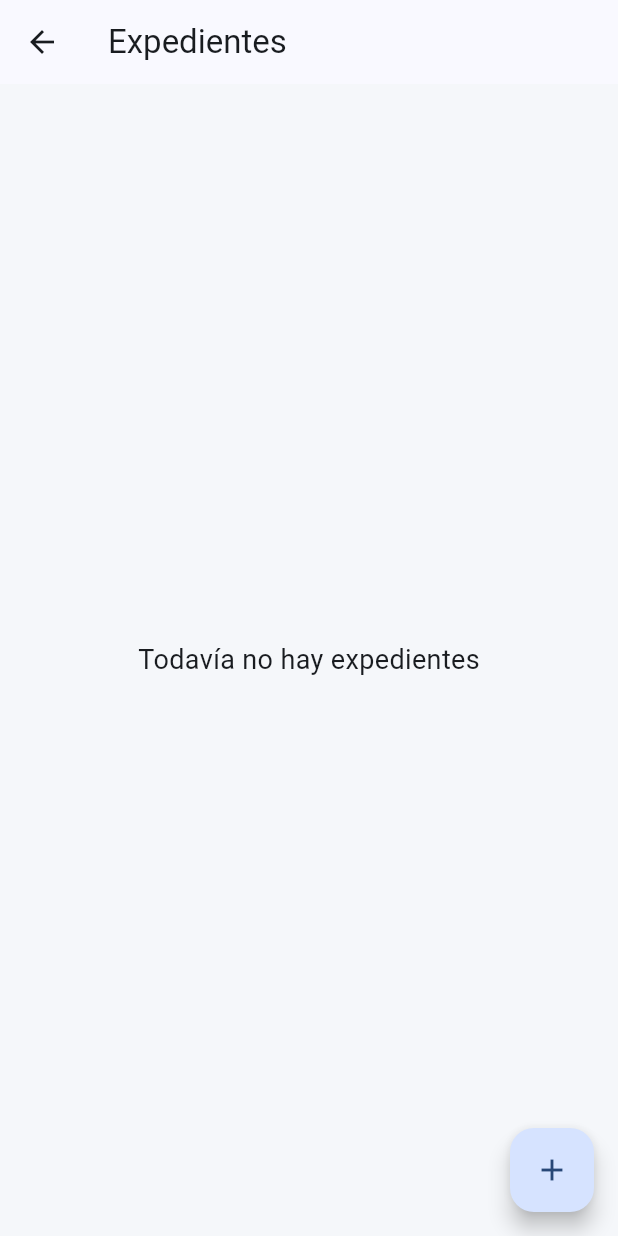
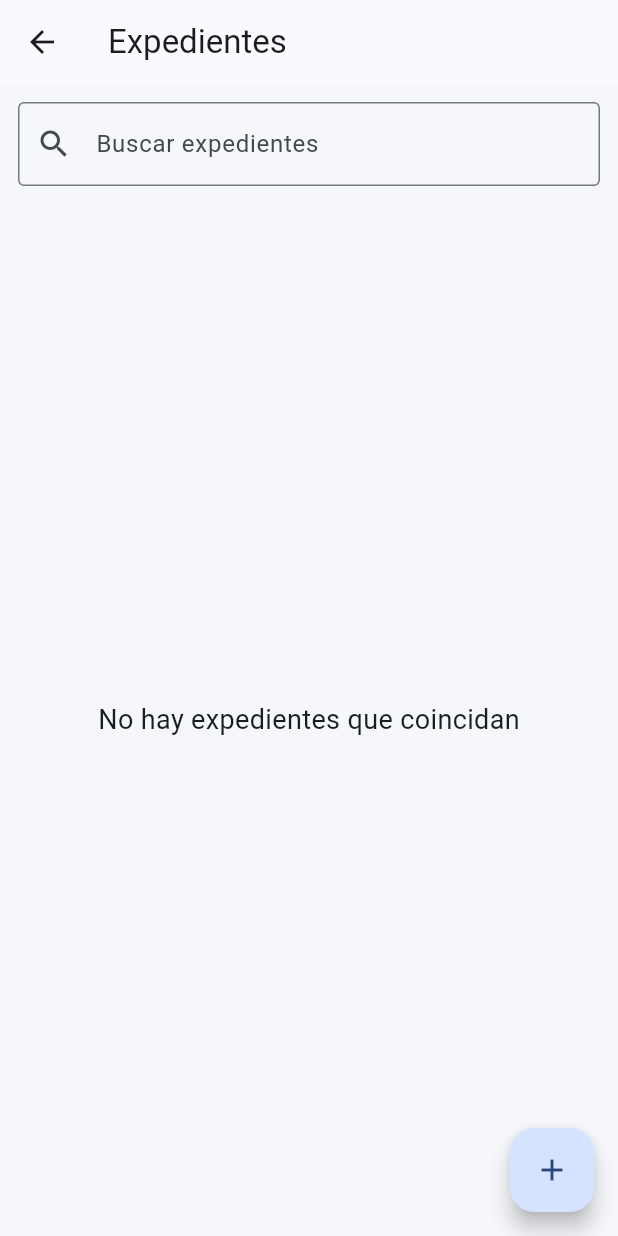
Before and after one commit to constructovar24-rgb/obraia_v2, a Flutter app: the ExpedientesScreen screen opened directly, on a phone screen of 412 x 824 dp. Run offline on Flutter 3.47's test engine with Material 3 defaults, Android fonts, the phone set to English and light mode, and no system bars; our stand-ins replace drift, flutter_riverpod; accounts and stored records are empty; generated files the repository leaves out were written again.

Commit message:
Sprint 4: buscador de expedientes estable y corrección de pérdida de foco

```diff
--- a/lib/features/expedientes/presentation/screens/expedientes_screen.dart
+++ b/lib/features/expedientes/presentation/screens/expedientes_screen.dart
@@ -2,18 +2,38 @@ import 'package:flutter/material.dart';
 import 'package:flutter_riverpod/flutter_riverpod.dart';
 
 import '../../../../database/database_provider.dart';
+import '../../domain/expediente.dart' as expediente_domain;
 import '../../data/expediente_repository.dart';
 import 'expediente_detail_screen.dart';
 import 'nuevo_expediente_screen.dart';
 
-class ExpedientesScreen extends ConsumerWidget {
+class ExpedientesScreen extends ConsumerStatefulWidget {
   const ExpedientesScreen({super.key});
 
   @override
-  Widget build(BuildContext context, WidgetRef ref) {
-    final db = ref.read(databaseProvider);
-    final repository = ExpedienteRepository(db);
+  ConsumerState<ExpedientesScreen> createState() => _ExpedientesScreenState();
+}
 
+class _ExpedientesScreenState extends ConsumerState<ExpedientesScreen> {
+  final TextEditingController _searchController = TextEditingController();
+  late final ExpedienteRepository _repository;
+  late final Stream<List<expediente_domain.Expediente>> _expedientesStream;
+
+  @override
+  void initState() {
+    super.initState();
+    _repository = ExpedienteRepository(ref.read(databaseProvider));
+    _expedientesStream = _repository.observarExpedientes();
+  }
+
+  @override
+  void dispose() {
+    _searchController.dispose();
+    super.dispose();
+  }
+
+  @override
+  Widget build(BuildContext context) {
     return Scaffold(
       appBar: AppBar(
         title: const Text('Expedientes'),
@@ -30,7 +50,7 @@ class ExpedientesScreen extends ConsumerWidget {
         child: const Icon(Icons.add),
       ),
       body: StreamBuilder(
-        stream: repository.observarExpedientes(),
+        stream: _expedientesStream,
         builder: (context, snapshot) {
           if (snapshot.hasError) {
             return Center(
@@ -51,20 +71,47 @@ class ExpedientesScreen extends ConsumerWidget {
           }
 
           final expedientes = snapshot.data ?? [];
+          final query = _searchController.text.trim().toLowerCase();
+          final expedientesFiltrados = query.isEmpty
+              ? expedientes
+              : expedientes.where((expediente) {
+                  final codigo = expediente.codigo.toLowerCase();
+                  final nombre = expediente.nombre.toLowerCase();
+                  final cliente = (expediente.clienteNombre ?? '').toLowerCase();
 
-          if (expedientes.isEmpty) {
-            return const Center(
+                  return codigo.contains(query) ||
+                      nombre.contains(query) ||
+                      cliente.contains(query);
+                }).toList();
+
+          return Column(
+            children: [
+              Padding(
+                padding: const EdgeInsets.all(12),
+                child: TextField(
+                  controller: _searchController,
+                  decoration: const InputDecoration(
+                    labelText: 'Buscar expedientes',
+                    prefixIcon: Icon(Icons.search),
+                    border: OutlineInputBorder(),
+                  ),
+                  onChanged: (_) => setState(() {}),
+                ),
+              ),
+              expedientesFiltrados.isEmpty
+                  ? const Expanded(
+                      child: Center(
                         child: Text(
-                'Todavía no hay expedientes',
+                          'No hay expedientes que coincidan',
                           style: TextStyle(fontSize: 18),
                         ),
-            );
-          }
-
-          return ListView.builder(
-            itemCount: expedientes.length,
+                      ),
+                    )
+                  : Expanded(
+                      child: ListView.builder(
+                        itemCount: expedientesFiltrados.length,
                         itemBuilder: (context, index) {
-              final expediente = expedientes[index];
+                          final expediente = expedientesFiltrados[index];
 
                           return Card(
                             margin: const EdgeInsets.symmetric(
@@ -103,6 +150,9 @@ class ExpedientesScreen extends ConsumerWidget {
                             ),
                           );
                         },
+                      ),
+                    ),
+            ],
           );
         },
       ),
```
Lines whose indentation alone changed are shown as unchanged.
